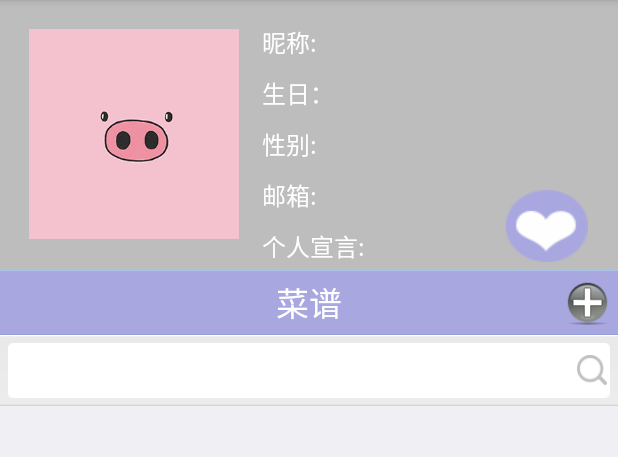
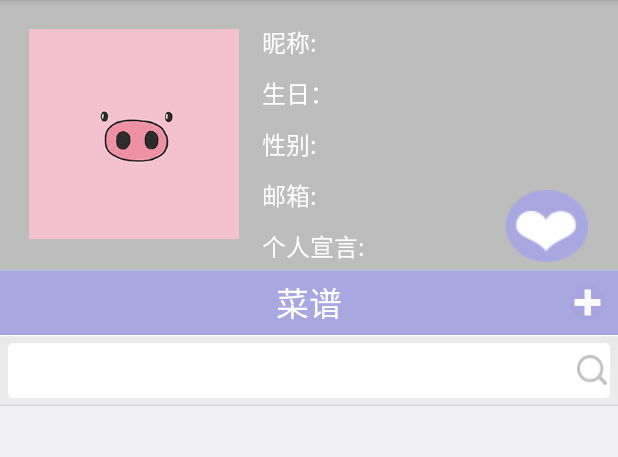
Before and after one commit to ysYvonne/KitchenSecret_Android, an Android app: the fragment PersonSpaceFragment shown on its own in the app's theme, on a phone screen of 412 x 824 dp, the part 84-541 px from its top. Run offline under Robolectric (Android 15) with nearby library versions, the phone set to English and light mode, and no system bars.

Commit message:
7.16 闪退版

```diff
--- a/app/src/main/AndroidManifest.xml
+++ b/app/src/main/AndroidManifest.xml
@@ -7,6 +7,7 @@
     <uses-permission android:name="android.permission.WRITE_EXTERNAL_STORAGE" />
 
     <application
+        android:name="com.meetyouatnowhere.kitchensecret_android.MyApplication"
         android:allowBackup="true"
         android:icon="@mipmap/ic_launcher"
         android:label="@string/app_name"
--- a/app/src/main/java/com/meetyouatnowhere/kitchensecret_android/bean/UserBean.java
+++ b/app/src/main/java/com/meetyouatnowhere/kitchensecret_android/bean/UserBean.java
@@ -4,7 +4,7 @@ import java.io.Serializable;
 import java.util.Date;
 
 /**
- * Created by ping on 2016/7/12.
+ * Created by ping on 2014/12/21.
  */
 public class UserBean implements Serializable {
 
--- a/app/src/main/java/com/meetyouatnowhere/kitchensecret_android/util/KitchenRestClient.java
+++ b/app/src/main/java/com/meetyouatnowhere/kitchensecret_android/util/KitchenRestClient.java
@@ -1,8 +1,5 @@
 package com.meetyouatnowhere.kitchensecret_android.util;
 
-/**
- * Created by yisheng on 16/7/12.
- */
 import com.loopj.android.http.AsyncHttpClient;
 import com.loopj.android.http.AsyncHttpResponseHandler;
 import com.loopj.android.http.RequestParams;
--- a/app/src/main/java/com/meetyouatnowhere/kitchensecret_android/util/ObjectPersistence.java
+++ b/app/src/main/java/com/meetyouatnowhere/kitchensecret_android/util/ObjectPersistence.java
@@ -1,8 +1,5 @@
 package com.meetyouatnowhere.kitchensecret_android.util;
 
-/**
- * Created by yisheng on 16/7/12.
- */
 import android.app.Activity;
 import android.content.Context;
 import android.util.Log;
--- a/app/src/main/res/layout/fragment_my_recipe.xml
+++ b/app/src/main/res/layout/fragment_my_recipe.xml
@@ -3,7 +3,8 @@
     android:layout_width="match_parent"
     android:layout_height="match_parent"
     android:orientation="vertical"
-    android:background="@color/background_color">
+    android:background="@color/background_color"
+    android:id="@+id/contentLayout">
 
     <RelativeLayout
         android:id="@+id/title_rl"
@@ -25,7 +26,8 @@
             android:layout_alignParentRight="true"
             android:layout_centerVertical="true"
             android:layout_margin="5dp"
-            android:background="@mipmap/add_recipe" />
+            android:background="@mipmap/add_recipe_btn"
+            android:allowUndo="false" />
 
     </RelativeLayout>
 
```
Also changed, not shown: app/src/main/java/com/meetyouatnowhere/kitchensecret_android/activities/LoginActivity.java (+5 -4 lines), app/src/main/java/com/meetyouatnowhere/kitchensecret_android/activities/MainActivity.java (+25 -3 lines), app/src/main/res/layout/content_person_space.xml (+8 -0 lines), app/src/main/res/mipmap-hdpi/sneak_grey.png, 3 other files.
